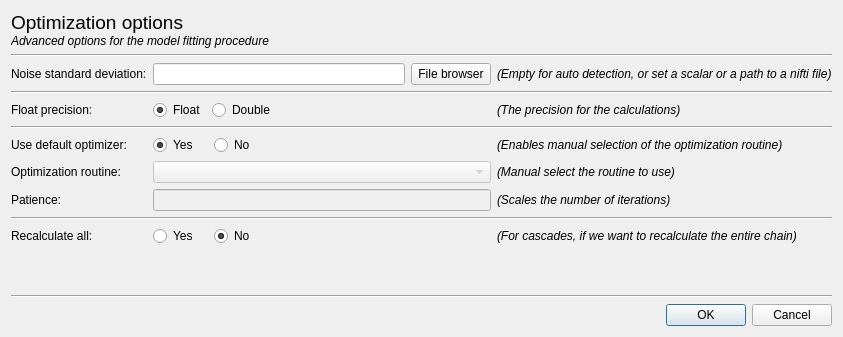
This is mdt/data/qt_designs/model_fit/optimization_options_dialog.ui in robbert-harms/MDT as Qt 5 draws it before an edit. The edited form follows.
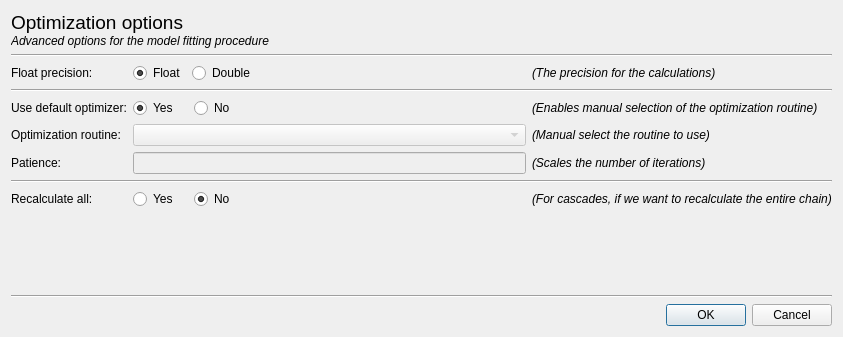
This is the edited form.

Diff of the .ui file:
```diff
--- a/mdt/data/qt_designs/model_fit/optimization_options_dialog.ui
+++ b/mdt/data/qt_designs/model_fit/optimization_options_dialog.ui
@@ -54,154 +54,7 @@
    </item>
    <item>
     <layout class="QGridLayout" name="gridLayout">
-     <item row="3" column="0" colspan="3">
-      <widget class="Line" name="line_5">
-       <property name="orientation">
-        <enum>Qt::Horizontal</enum>
-       </property>
-      </widget>
-     </item>
-     <item row="9" column="2">
-      <widget class="QLabel" name="label_13">
-       <property name="font">
-        <font>
-         <italic>true</italic>
-        </font>
-       </property>
-       <property name="text">
-        <string>(For cascades, if we want to recalculate the entire chain)</string>
-       </property>
-      </widget>
-     </item>
-     <item row="0" column="2">
-      <widget class="QLabel" name="label_14">
-       <property name="font">
-        <font>
-         <italic>true</italic>
-        </font>
-       </property>
-       <property name="text">
-        <string>(Empty for auto detection, or set a scalar or a path to a nifti file)</string>
-       </property>
-      </widget>
-     </item>
-     <item row="9" column="1">
-      <layout class="QHBoxLayout" name="horizontalLayout_3">
-       <item>
-        <widget class="QRadioButton" name="recalculateAll_True">
-         <property name="text">
-          <string>Yes   </string>
-         </property>
-         <attribute name="buttonGroup">
-          <string notr="true">recalculateAllGroup</string>
-         </attribute>
-        </widget>
-       </item>
-       <item>
-        <widget class="QRadioButton" name="recalculateAll_False">
-         <property name="text">
-          <string>No</string>
-         </property>
-         <property name="checked">
-          <bool>true</bool>
-         </property>
-         <attribute name="buttonGroup">
-          <string notr="true">recalculateAllGroup</string>
-         </attribute>
-        </widget>
-       </item>
-       <item>
-        <spacer name="horizontalSpacer_3">
-         <property name="orientation">
-          <enum>Qt::Horizontal</enum>
-         </property>
-         <property name="sizeHint" stdset="0">
-          <size>
-           <width>40</width>
-           <height>20</height>
-          </size>
-         </property>
-        </spacer>
-       </item>
-      </layout>
-     </item>
      <item row="4" column="2">
-      <widget class="QLabel" name="label_10">
-       <property name="font">
-        <font>
-         <italic>true</italic>
-        </font>
-       </property>
-       <property name="text">
-        <string>(Enables manual selection of the optimization routine)</string>
-       </property>
-      </widget>
-     </item>
-     <item row="6" column="0">
-      <widget class="QLabel" name="label_6">
-       <property name="text">
-        <string>Patience:</string>
-       </property>
-      </widget>
-     </item>
-     <item row="5" column="0">
-      <widget class="QLabel" name="label_5">
-       <property name="text">
-        <string>Optimization routine:</string>
-       </property>
-      </widget>
-     </item>
-     <item row="4" column="1">
-      <layout class="QHBoxLayout" name="horizontalLayout">
-       <item>
-        <widget class="QRadioButton" name="defaultOptimizer_True">
-         <property name="text">
-          <string>Yes   </string>
-         </property>
-         <property name="checked">
-          <bool>true</bool>
-         </property>
-         <attribute name="buttonGroup">
-          <string notr="true">defaultOptimizerGroup</string>
-         </attribute>
-        </widget>
-       </item>
-       <item>
-        <widget class="QRadioButton" name="defaultOptimizer_False">
-         <property name="text">
-          <string>No</string>
-         </property>
-         <attribute name="buttonGroup">
-          <string notr="true">defaultOptimizerGroup</string>
-         </attribute>
-        </widget>
-       </item>
-       <item>
-        <spacer name="horizontalSpacer">
-         <property name="orientation">
-          <enum>Qt::Horizontal</enum>
-         </property>
-         <property name="sizeHint" stdset="0">
-          <size>
-           <width>40</width>
-           <height>20</height>
-          </size>
-         </property>
-        </spacer>
-       </item>
-      </layout>
-     </item>
-     <item row="5" column="1">
-      <widget class="QComboBox" name="optimizationRoutine">
-       <property name="enabled">
-        <bool>false</bool>
-       </property>
-       <property name="editable">
-        <bool>false</bool>
-       </property>
-      </widget>
-     </item>
-     <item row="6" column="2">
       <widget class="QLabel" name="label_12">
        <property name="font">
         <font>
@@ -213,21 +66,54 @@
        </property>
       </widget>
      </item>
-     <item row="9" column="0">
+     <item row="7" column="0">
       <widget class="QLabel" name="label">
        <property name="text">
         <string>Recalculate all:</string>
        </property>
       </widget>
      </item>
-     <item row="0" column="0">
-      <widget class="QLabel" name="label_7">
-       <property name="text">
-        <string>Noise standard deviation:</string>
-       </property>
-      </widget>
-     </item>
      <item row="2" column="1">
+      <layout class="QHBoxLayout" name="horizontalLayout">
+       <item>
+        <widget class="QRadioButton" name="defaultOptimizer_True">
+         <property name="text">
+          <string>Yes   </string>
+         </property>
+         <property name="checked">
+          <bool>true</bool>
+         </property>
+         <attribute name="buttonGroup">
+          <string notr="true">defaultOptimizerGroup</string>
+         </attribute>
+        </widget>
+       </item>
+       <item>
+        <widget class="QRadioButton" name="defaultOptimizer_False">
+         <property name="text">
+          <string>No</string>
+         </property>
+         <attribute name="buttonGroup">
+          <string notr="true">defaultOptimizerGroup</string>
+         </attribute>
+        </widget>
+       </item>
+       <item>
+        <spacer name="horizontalSpacer">
+         <property name="orientation">
+          <enum>Qt::Horizontal</enum>
+         </property>
+         <property name="sizeHint" stdset="0">
+          <size>
+           <width>40</width>
+           <height>20</height>
+          </size>
+         </property>
+        </spacer>
+       </item>
+      </layout>
+     </item>
+     <item row="0" column="1">
       <layout class="QHBoxLayout" name="horizontalLayout_2">
        <item>
         <widget class="QRadioButton" name="floatPrecision">
@@ -267,26 +153,59 @@
        </item>
       </layout>
      </item>
-     <item row="2" column="0">
-      <widget class="QLabel" name="label_8">
-       <property name="text">
-        <string>Float precision:</string>
-       </property>
-      </widget>
-     </item>
-     <item row="5" column="2">
-      <widget class="QLabel" name="label_11">
+     <item row="7" column="2">
+      <widget class="QLabel" name="label_13">
        <property name="font">
         <font>
          <italic>true</italic>
         </font>
        </property>
        <property name="text">
-        <string>(Manual select the routine to use)</string>
+        <string>(For cascades, if we want to recalculate the entire chain)</string>
        </property>
       </widget>
      </item>
-     <item row="2" column="2">
+     <item row="7" column="1">
+      <layout class="QHBoxLayout" name="horizontalLayout_3">
+       <item>
+        <widget class="QRadioButton" name="recalculateAll_True">
+         <property name="text">
+          <string>Yes   </string>
+         </property>
+         <attribute name="buttonGroup">
+          <string notr="true">recalculateAllGroup</string>
+         </attribute>
+        </widget>
+       </item>
+       <item>
+        <widget class="QRadioButton" name="recalculateAll_False">
+         <property name="text">
+          <string>No</string>
+         </property>
+         <property name="checked">
+          <bool>true</bool>
+         </property>
+         <attribute name="buttonGroup">
+          <string notr="true">recalculateAllGroup</string>
+         </attribute>
+        </widget>
+       </item>
+       <item>
+        <spacer name="horizontalSpacer_3">
+         <property name="orientation">
+          <enum>Qt::Horizontal</enum>
+         </property>
+         <property name="sizeHint" stdset="0">
+          <size>
+           <width>40</width>
+           <height>20</height>
+          </size>
+         </property>
+        </spacer>
+       </item>
+      </layout>
+     </item>
+     <item row="0" column="2">
       <widget class="QLabel" name="label_15">
        <property name="font">
         <font>
@@ -298,48 +217,89 @@
        </property>
       </widget>
      </item>
-     <item row="8" column="0" colspan="3">
+     <item row="4" column="1">
+      <widget class="QLineEdit" name="patience">
+       <property name="enabled">
+        <bool>false</bool>
+       </property>
+      </widget>
+     </item>
+     <item row="6" column="0" colspan="3">
       <widget class="Line" name="line_4">
        <property name="orientation">
         <enum>Qt::Horizontal</enum>
        </property>
       </widget>
      </item>
-     <item row="4" column="0">
+     <item row="3" column="2">
+      <widget class="QLabel" name="label_11">
+       <property name="font">
+        <font>
+         <italic>true</italic>
+        </font>
+       </property>
+       <property name="text">
+        <string>(Manual select the routine to use)</string>
+       </property>
+      </widget>
+     </item>
+     <item row="3" column="1">
+      <widget class="QComboBox" name="optimizationRoutine">
+       <property name="enabled">
+        <bool>false</bool>
+       </property>
+       <property name="editable">
+        <bool>false</bool>
+       </property>
+      </widget>
+     </item>
+     <item row="2" column="0">
       <widget class="QLabel" name="label_2">
        <property name="text">
         <string>Use default optimizer:</string>
        </property>
       </widget>
      </item>
+     <item row="3" column="0">
+      <widget class="QLabel" name="label_5">
+       <property name="text">
+        <string>Optimization routine:</string>
+       </property>
+      </widget>
+     </item>
+     <item row="4" column="0">
+      <widget class="QLabel" name="label_6">
+       <property name="text">
+        <string>Patience:</string>
+       </property>
+      </widget>
+     </item>
+     <item row="0" column="0">
+      <widget class="QLabel" name="label_8">
+       <property name="text">
+        <string>Float precision:</string>
+       </property>
+      </widget>
+     </item>
+     <item row="2" column="2">
+      <widget class="QLabel" name="label_10">
+       <property name="font">
+        <font>
+         <italic>true</italic>
+        </font>
+       </property>
+       <property name="text">
+        <string>(Enables manual selection of the optimization routine)</string>
+       </property>
+      </widget>
+     </item>
      <item row="1" column="0" colspan="3">
-      <widget class="Line" name="line_2">
+      <widget class="Line" name="line_5">
        <property name="orientation">
         <enum>Qt::Horizontal</enum>
        </property>
       </widget>
      </item>
-     <item row="6" column="1">
-      <widget class="QLineEdit" name="patience">
-       <property name="enabled">
-        <bool>false</bool>
-       </property>
-      </widget>
-     </item>
-     <item row="0" column="1">
-      <layout class="QHBoxLayout" name="horizontalLayout_5">
-       <item>
-        <widget class="QLineEdit" name="noiseStd"/>
-       </item>
-       <item>
-        <widget class="QPushButton" name="noiseStdFileSelect">
-         <property name="text">
-          <string>File browser</string>
-         </property>
-        </widget>
-       </item>
-      </layout>
-     </item>
     </layout>
    </item>
    <item>
```
Left out of the diff: 4 changed lines with no effect on the pictures.
